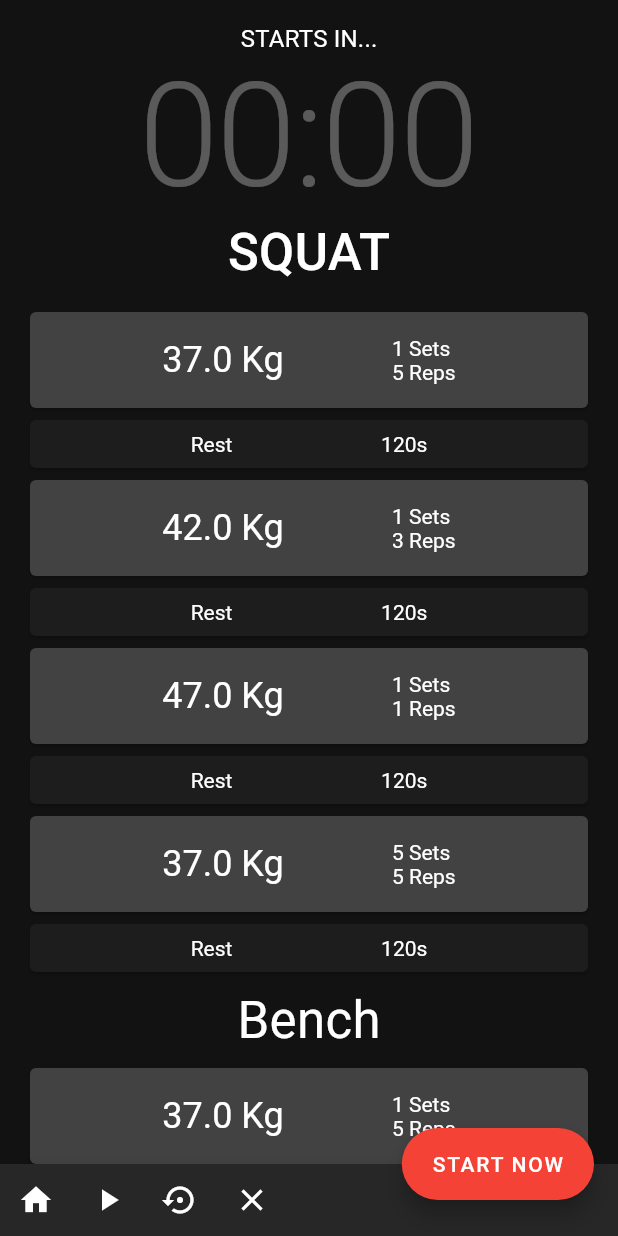
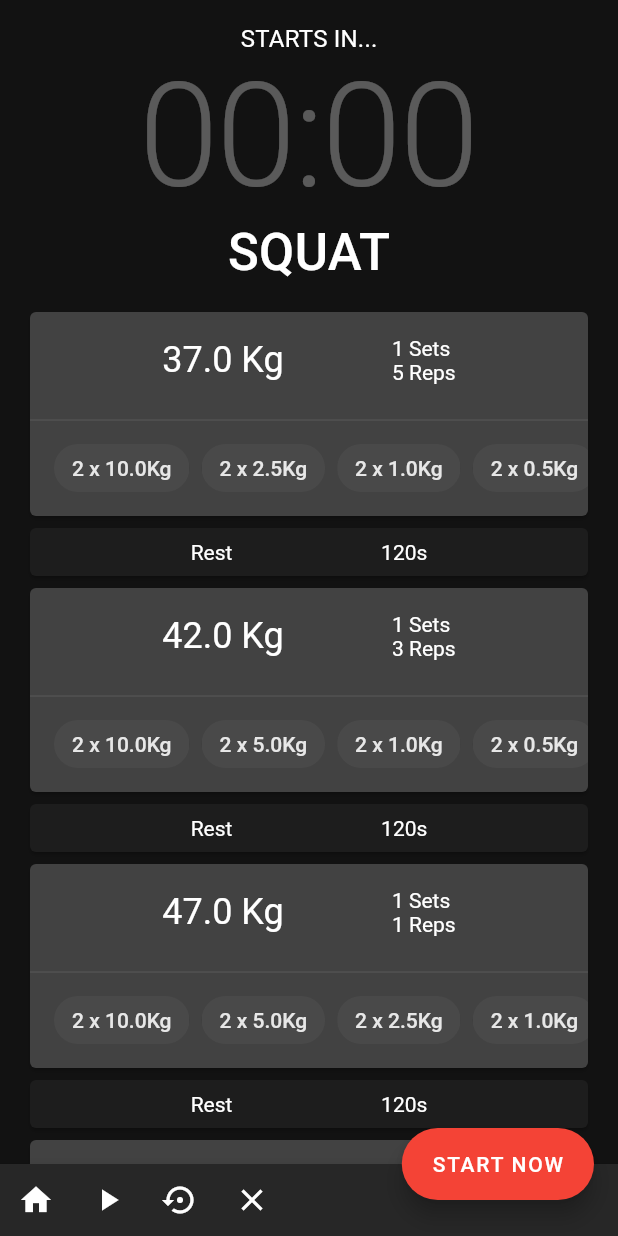
Before and after one commit to chrsep/leonidas, a Flutter app: the TrackerPage screen opened directly, on a phone screen of 412 x 824 dp. Run offline on Flutter 3.47's test engine with Material 2 defaults, Android fonts, the phone set to English and light mode, and no system bars; our stand-ins replace flutter_dotenv, flutter_local_notifications, sentry, shared_preferences, tuple, vibration; accounts and stored records are empty.

Commit message:
Add weight calculation to tracker page.

```diff
--- a/lib/components/trackerPage/exercise_item.dart
+++ b/lib/components/trackerPage/exercise_item.dart
@@ -4,6 +4,7 @@ import 'package:leonidas/models/exercise_set.dart';
 import 'package:leonidas/models/routine.dart';
 import 'package:leonidas/models/weight_setup.dart';
 import 'package:leonidas/utils/weights.dart';
+import 'package:tuple/tuple.dart';
 
 import '../../leonidas_theme.dart';
 
@@ -16,17 +17,32 @@ abstract class ActivityListItem {
 }
 
 class ExerciseItem extends ActivityListItem {
-  ExerciseItem(this.exercise, this.set, this.routine, this.weightSetup) : super(exercise.name);
+  ExerciseItem(this.exercise, this.set, this.routine, this.weightSetup)
+      : super(exercise.name);
 
   final Exercise exercise;
   final ExerciseSet set;
   final Routine routine;
   final WeightSetup weightSetup;
+  WeightSetup setupUsed;
 
   double get calculatedWeight {
     final calculatedWeight = calculateWeight(exercise, routine, set);
-    final newWeight= weightSetup.calculatePossibleWeight(calculatedWeight);
-    return newWeight.calculateTotalWeight();
+    setupUsed ??= weightSetup.calculatePossibleWeight(calculatedWeight);
+    return setupUsed.calculateTotalWeight();
+  }
+
+  List<Tuple2<int, int>> get getWeightUsed {
+    final calculatedWeight = calculateWeight(exercise, routine, set);
+    setupUsed ??= weightSetup.calculatePossibleWeight(calculatedWeight);
+
+    final List<int> weightValues = setupUsed.getWeightIntList();
+    final List<int> availableWeightPairs = setupUsed.getAvailableWeightList();
+    final List<Tuple2<int, int>> result = [];
+    for (var i = 0; i < weightValues.length; i++) {
+      result.add(Tuple2(weightValues[i], availableWeightPairs[i]));
+    }
+    return result;
   }
 
   @override
@@ -35,10 +51,11 @@ class ExerciseItem extends ActivityListItem {
   ) {
     return Card(
       color: colorIdentifier,
-      child: Padding(
+      child: Column(
+        children: <Widget>[
+          Padding(
             padding: const EdgeInsets.all(16.0),
-        child: Flex(
-          direction: Axis.horizontal,
+            child: Row(
               mainAxisAlignment: MainAxisAlignment.spaceEvenly,
               children: <Widget>[
                 Text(
@@ -55,6 +72,30 @@ class ExerciseItem extends ActivityListItem {
                 )
               ],
             ),
+          ),
+          Divider(),
+          SingleChildScrollView(
+            scrollDirection: Axis.horizontal,
+            child: Padding(
+              padding: const EdgeInsets.only(left: 16.0, bottom: 8),
+              child: Row(
+                children: getWeightUsed.where((weights) {
+                  return weights.item2 > 0;
+                }).map((weights) {
+                  return Padding(
+                    padding: const EdgeInsets.only(right: 8.0),
+                    child: Chip(
+                      label: Text((weights.item2 * 2).toString() +
+                          ' x ' +
+                          (weights.item1 / 2.0).toString() +
+                          'Kg'),
+                    ),
+                  );
+                }).toList(),
+              ),
+            ),
+          )
+        ],
       ),
     );
   }
```
Lines whose indentation alone changed are shown as unchanged.
